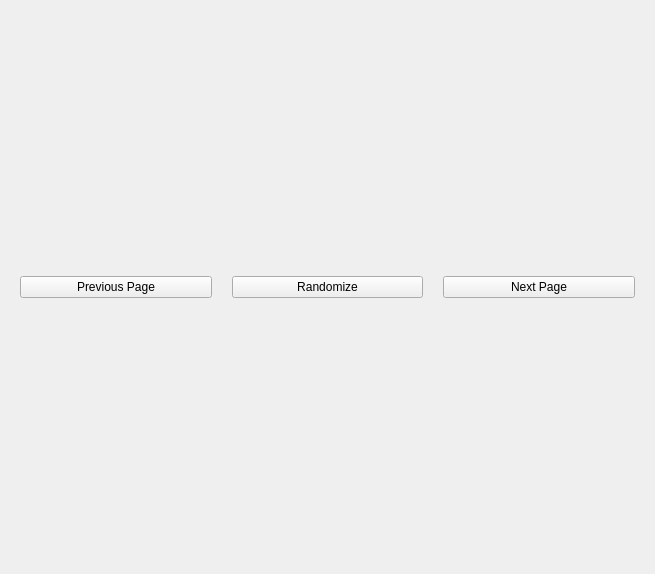
This is Src/vocabularydisplay.ui in Aryetis/Obenkyobo as Qt 5 draws it before an edit. The edited form follows.
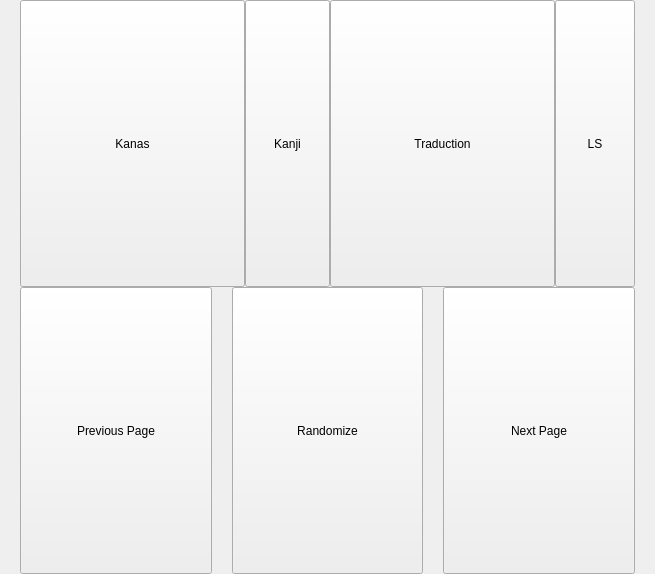
This is the edited form.

Commit message: kanji font first draft, somehow they're not showing up

```diff
--- a/Src/vocabularydisplay.ui
+++ b/Src/vocabularydisplay.ui
@@ -13,7 +13,7 @@
   <property name="windowTitle">
    <string>Form</string>
   </property>
-  <layout class="QVBoxLayout" name="verticalLayout">
+  <layout class="QVBoxLayout" name="verticalLayout" stretch="1,16,1">
    <property name="spacing">
     <number>0</number>
    </property>
@@ -29,6 +29,68 @@
    <property name="bottomMargin">
     <number>0</number>
    </property>
+   <item>
+    <layout class="QHBoxLayout" name="HideLayout" stretch="40,15,40,5">
+     <property name="spacing">
+      <number>0</number>
+     </property>
+     <property name="sizeConstraint">
+      <enum>QLayout::SetDefaultConstraint</enum>
+     </property>
+     <item>
+      <widget class="QPushButton" name="KanasHidePushButton">
+       <property name="sizePolicy">
+        <sizepolicy hsizetype="Preferred" vsizetype="Preferred">
+         <horstretch>0</horstretch>
+         <verstretch>0</verstretch>
+        </sizepolicy>
+       </property>
+       <property name="text">
+        <string>Kanas</string>
+       </property>
+      </widget>
+     </item>
+     <item>
+      <widget class="QPushButton" name="KanjiHidePushButton">
+       <property name="sizePolicy">
+        <sizepolicy hsizetype="Preferred" vsizetype="Preferred">
+         <horstretch>0</horstretch>
+         <verstretch>0</verstretch>
+        </sizepolicy>
+       </property>
+       <property name="text">
+        <string>Kanji</string>
+       </property>
+      </widget>
+     </item>
+     <item>
+      <widget class="QPushButton" name="TraductionHidePushButton">
+       <property name="sizePolicy">
+        <sizepolicy hsizetype="Preferred" vsizetype="Preferred">
+         <horstretch>0</horstretch>
+         <verstretch>0</verstretch>
+        </sizepolicy>
+       </property>
+       <property name="text">
+        <string>Traduction</string>
+       </property>
+      </widget>
+     </item>
+     <item>
+      <widget class="QPushButton" name="LSHidePushButton">
+       <property name="sizePolicy">
+        <sizepolicy hsizetype="Preferred" vsizetype="Preferred">
+         <horstretch>0</horstretch>
+         <verstretch>0</verstretch>
+        </sizepolicy>
+       </property>
+       <property name="text">
+        <string>LS</string>
+       </property>
+      </widget>
+     </item>
+    </layout>
+   </item>
    <item>
     <layout class="QGridLayout" name="vocabGrid">
      <property name="spacing">
@@ -42,7 +104,7 @@
       <number>20</number>
      </property>
      <property name="sizeConstraint">
-      <enum>QLayout::SetMinimumSize</enum>
+      <enum>QLayout::SetDefaultConstraint</enum>
      </property>
      <property name="leftMargin">
       <number>0</number>
@@ -55,6 +117,12 @@
      </property>
      <item>
       <widget class="QPushButton" name="previousPageButton">
+       <property name="sizePolicy">
+        <sizepolicy hsizetype="Preferred" vsizetype="Preferred">
+         <horstretch>0</horstretch>
+         <verstretch>0</verstretch>
+        </sizepolicy>
+       </property>
        <property name="text">
         <string>Previous Page</string>
        </property>
@@ -62,6 +130,12 @@
      </item>
      <item>
       <widget class="QPushButton" name="randomizeButton">
+       <property name="sizePolicy">
+        <sizepolicy hsizetype="Preferred" vsizetype="Preferred">
+         <horstretch>0</horstretch>
+         <verstretch>0</verstretch>
+        </sizepolicy>
+       </property>
        <property name="text">
         <string>Randomize</string>
        </property>
@@ -69,6 +143,12 @@
      </item>
      <item>
       <widget class="QPushButton" name="nextPageButton">
+       <property name="sizePolicy">
+        <sizepolicy hsizetype="Preferred" vsizetype="Preferred">
+         <horstretch>0</horstretch>
+         <verstretch>0</verstretch>
+        </sizepolicy>
+       </property>
        <property name="text">
         <string>Next Page</string>
        </property>
```
The commit also changes 11 other files.
